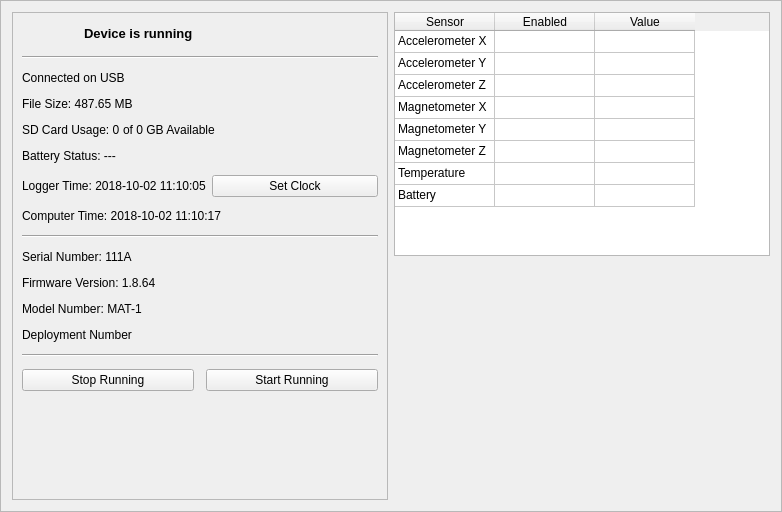
The window that gui/designer_files/start_stop.ui (LowellInstruments/Domino) describes before a commit, drawn with Qt 5.
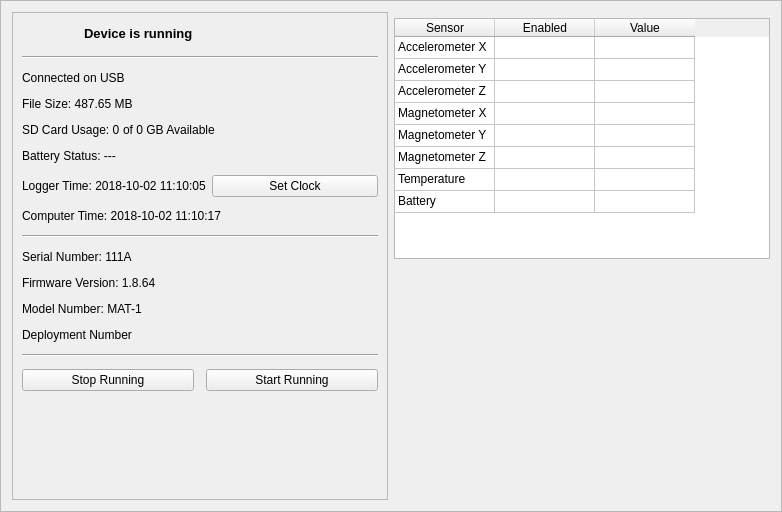
The same window after the commit. Icons and pictures are not drawn.

Commit message: implements deployment number. Removes battery condition.

```diff
--- a/gui/designer_files/start_stop.ui
+++ b/gui/designer_files/start_stop.ui
@@ -20,139 +20,7 @@
    <enum>QFrame::Raised</enum>
   </property>
   <layout class="QGridLayout" name="gridLayout" columnstretch="1,1">
-   <item row="0" column="1">
-    <widget class="QTableWidget" name="tableWidget">
-     <property name="showGrid">
-      <bool>true</bool>
-     </property>
-     <property name="cornerButtonEnabled">
-      <bool>false</bool>
-     </property>
-     <attribute name="horizontalHeaderVisible">
-      <bool>true</bool>
-     </attribute>
-     <attribute name="verticalHeaderVisible">
-      <bool>false</bool>
-     </attribute>
-     <attribute name="verticalHeaderDefaultSectionSize">
-      <number>22</number>
-     </attribute>
-     <row>
-      <property name="text">
-       <string>Accelerometer X</string>
-      </property>
-     </row>
-     <row>
-      <property name="text">
-       <string>Accelerometer Y</string>
-      </property>
-     </row>
-     <row>
-      <property name="text">
-       <string>Accelerometer Z</string>
-      </property>
-     </row>
-     <row>
-      <property name="text">
-       <string>Magnetometer X</string>
-      </property>
-     </row>
-     <row>
-      <property name="text">
-       <string>Magnetometer Y</string>
-      </property>
-     </row>
-     <row>
-      <property name="text">
-       <string>Magnetometer Z</string>
-      </property>
-     </row>
-     <row>
-      <property name="text">
-       <string>Temperature</string>
-      </property>
-     </row>
-     <row>
-      <property name="text">
-       <string>Battery</string>
-      </property>
-     </row>
-     <column>
-      <property name="text">
-       <string>Sensor</string>
-      </property>
-     </column>
-     <column>
-      <property name="text">
-       <string>Enabled</string>
-      </property>
-     </column>
-     <column>
-      <property name="text">
-       <string>Value</string>
-      </property>
-     </column>
-     <item row="0" column="0">
-      <property name="text">
-       <string>Accelerometer X</string>
-      </property>
-     </item>
-     <item row="1" column="0">
-      <property name="text">
-       <string>Accelerometer Y</string>
-      </property>
-     </item>
-     <item row="2" column="0">
-      <property name="text">
-       <string>Accelerometer Z</string>
-      </property>
-     </item>
-     <item row="3" column="0">
-      <property name="text">
-       <string>Magnetometer X</string>
-      </property>
-     </item>
-     <item row="3" column="1">
-      <property name="text">
-       <string/>
-      </property>
-     </item>
-     <item row="4" column="0">
-      <property name="text">
-       <string>Magnetometer Y</string>
-      </property>
-     </item>
-     <item row="5" column="0">
-      <property name="text">
-       <string>Magnetometer Z</string>
-      </property>
-     </item>
-     <item row="6" column="0">
-      <property name="text">
-       <string>Temperature</string>
-      </property>
-     </item>
-     <item row="7" column="0">
-      <property name="text">
-       <string>Battery</string>
-      </property>
-     </item>
-    </widget>
-   </item>
-   <item row="1" column="1">
-    <spacer name="verticalSpacer">
-     <property name="orientation">
-      <enum>Qt::Vertical</enum>
-     </property>
-     <property name="sizeHint" stdset="0">
-      <size>
-       <width>340</width>
-       <height>40</height>
-      </size>
-     </property>
-    </spacer>
-   </item>
-   <item row="0" column="0" rowspan="2">
+   <item row="0" column="0" rowspan="3">
     <widget class="QFrame" name="frame_2">
      <property name="frameShape">
       <enum>QFrame::StyledPanel</enum>
@@ -395,6 +263,165 @@
      </layout>
     </widget>
    </item>
+   <item row="2" column="1">
+    <spacer name="verticalSpacer">
+     <property name="orientation">
+      <enum>Qt::Vertical</enum>
+     </property>
+     <property name="sizeHint" stdset="0">
+      <size>
+       <width>20</width>
+       <height>40</height>
+      </size>
+     </property>
+    </spacer>
+   </item>
+   <item row="1" column="1">
+    <widget class="QTableWidget" name="tableWidget">
+     <property name="sizePolicy">
+      <sizepolicy hsizetype="Preferred" vsizetype="Expanding">
+       <horstretch>0</horstretch>
+       <verstretch>0</verstretch>
+      </sizepolicy>
+     </property>
+     <property name="minimumSize">
+      <size>
+       <width>0</width>
+       <height>0</height>
+      </size>
+     </property>
+     <property name="verticalScrollBarPolicy">
+      <enum>Qt::ScrollBarAsNeeded</enum>
+     </property>
+     <property name="selectionMode">
+      <enum>QAbstractItemView::NoSelection</enum>
+     </property>
+     <property name="showGrid">
+      <bool>true</bool>
+     </property>
+     <property name="cornerButtonEnabled">
+      <bool>false</bool>
+     </property>
+     <attribute name="horizontalHeaderVisible">
+      <bool>true</bool>
+     </attribute>
+     <attribute name="horizontalHeaderShowSortIndicator" stdset="0">
+      <bool>false</bool>
+     </attribute>
+     <attribute name="horizontalHeaderStretchLastSection">
+      <bool>false</bool>
+     </attribute>
+     <attribute name="verticalHeaderVisible">
+      <bool>false</bool>
+     </attribute>
+     <attribute name="verticalHeaderDefaultSectionSize">
+      <number>22</number>
+     </attribute>
+     <attribute name="verticalHeaderStretchLastSection">
+      <bool>false</bool>
+     </attribute>
+     <row>
+      <property name="text">
+       <string>Accelerometer X</string>
+      </property>
+     </row>
+     <row>
+      <property name="text">
+       <string>Accelerometer Y</string>
+      </property>
+     </row>
+     <row>
+      <property name="text">
+       <string>Accelerometer Z</string>
+      </property>
+     </row>
+     <row>
+      <property name="text">
+       <string>Magnetometer X</string>
+      </property>
+     </row>
+     <row>
+      <property name="text">
+       <string>Magnetometer Y</string>
+      </property>
+     </row>
+     <row>
+      <property name="text">
+       <string>Magnetometer Z</string>
+      </property>
+     </row>
+     <row>
+      <property name="text">
+       <string>Temperature</string>
+      </property>
+     </row>
+     <row>
+      <property name="text">
+       <string>Battery</string>
+      </property>
+     </row>
+     <column>
+      <property name="text">
+       <string>Sensor</string>
+      </property>
+     </column>
+     <column>
+      <property name="text">
+       <string>Enabled</string>
+      </property>
+     </column>
+     <column>
+      <property name="text">
+       <string>Value</string>
+      </property>
+     </column>
+     <item row="0" column="0">
+      <property name="text">
+       <string>Accelerometer X</string>
+      </property>
+     </item>
+     <item row="1" column="0">
+      <property name="text">
+       <string>Accelerometer Y</string>
+      </property>
+     </item>
+     <item row="2" column="0">
+      <property name="text">
+       <string>Accelerometer Z</string>
+      </property>
+     </item>
+     <item row="3" column="0">
+      <property name="text">
+       <string>Magnetometer X</string>
+      </property>
+     </item>
+     <item row="3" column="1">
+      <property name="text">
+       <string/>
+      </property>
+     </item>
+     <item row="4" column="0">
+      <property name="text">
+       <string>Magnetometer Y</string>
+      </property>
+     </item>
+     <item row="5" column="0">
+      <property name="text">
+       <string>Magnetometer Z</string>
+      </property>
+     </item>
+     <item row="6" column="0">
+      <property name="text">
+       <string>Temperature</string>
+      </property>
+     </item>
+     <item row="7" column="0">
+      <property name="text">
+       <string>Battery</string>
+      </property>
+     </item>
+    </widget>
+   </item>
   </layout>
  </widget>
  <resources>
```
The commit also changes 6 other files.
